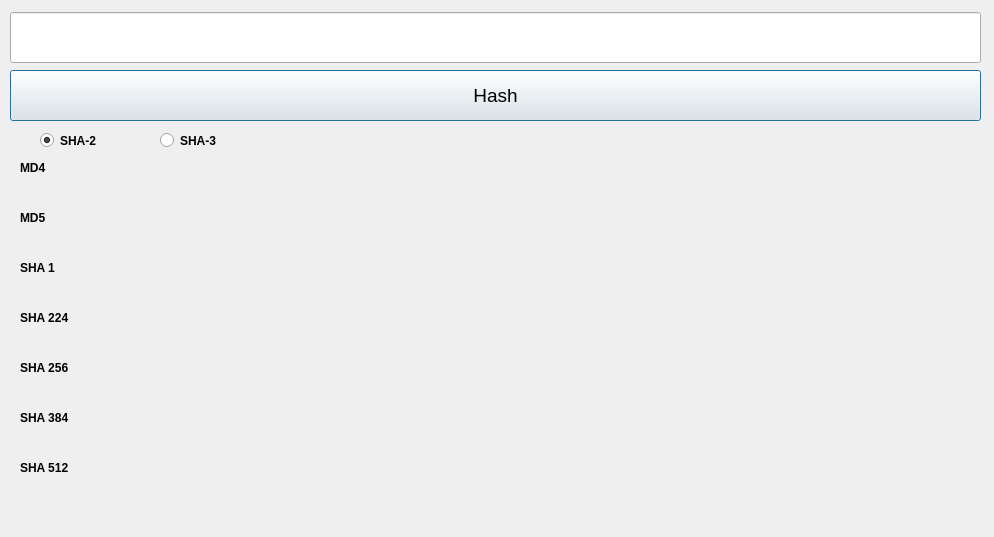
Jacquard/mcs, file dialog.ui: the form before one commit.
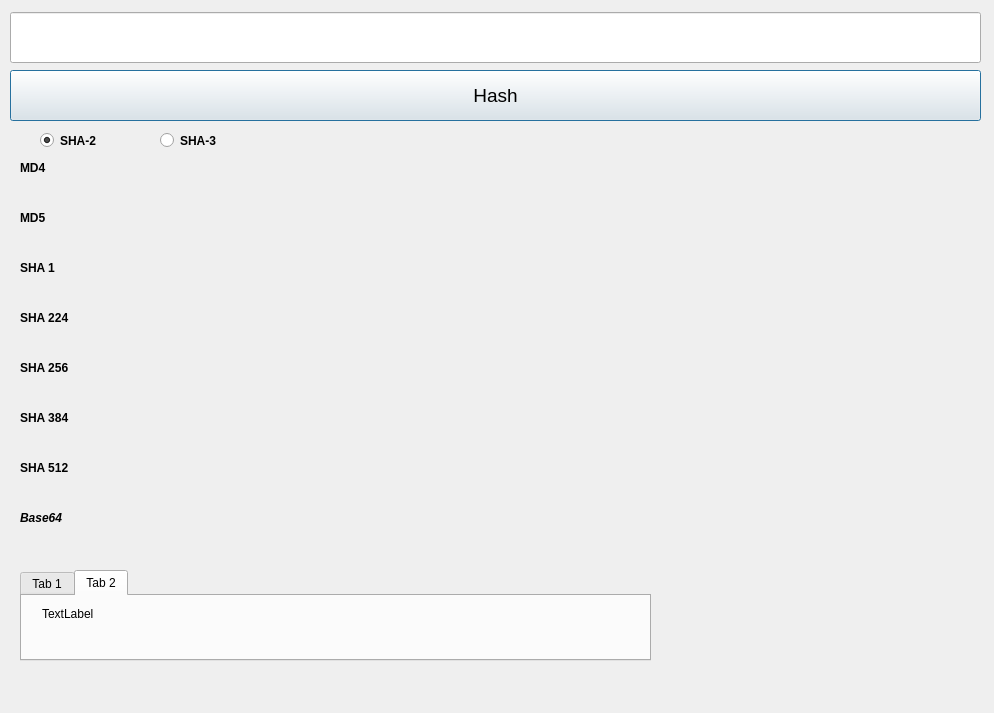
The form after the commit. Icons and pictures are not drawn.

Patch:
```diff
--- a/dialog.ui
+++ b/dialog.ui
@@ -7,7 +7,7 @@
     <x>0</x>
     <y>0</y>
     <width>994</width>
-    <height>537</height>
+    <height>713</height>
    </rect>
   </property>
   <property name="windowTitle">
@@ -379,6 +379,88 @@
     <string>SHA-3</string>
    </property>
   </widget>
+  <widget class="QLabel" name="label_15">
+   <property name="geometry">
+    <rect>
+     <x>20</x>
+     <y>510</y>
+     <width>59</width>
+     <height>15</height>
+    </rect>
+   </property>
+   <property name="font">
+    <font>
+     <weight>75</weight>
+     <italic>true</italic>
+     <bold>true</bold>
+    </font>
+   </property>
+   <property name="text">
+    <string>Base64</string>
+   </property>
+  </widget>
+  <widget class="QLabel" name="label_16">
+   <property name="geometry">
+    <rect>
+     <x>20</x>
+     <y>530</y>
+     <width>961</width>
+     <height>21</height>
+    </rect>
+   </property>
+   <property name="text">
+    <string/>
+   </property>
+  </widget>
+  <widget class="QTabWidget" name="tabWidget">
+   <property name="geometry">
+    <rect>
+     <x>20</x>
+     <y>570</y>
+     <width>631</width>
+     <height>91</height>
+    </rect>
+   </property>
+   <property name="currentIndex">
+    <number>1</number>
+   </property>
+   <widget class="QWidget" name="tab">
+    <attribute name="title">
+     <string>Tab 1</string>
+    </attribute>
+    <widget class="QLabel" name="label_17">
+     <property name="geometry">
+      <rect>
+       <x>10</x>
+       <y>0</y>
+       <width>59</width>
+       <height>15</height>
+      </rect>
+     </property>
+     <property name="text">
+      <string/>
+     </property>
+    </widget>
+   </widget>
+   <widget class="QWidget" name="tab_2">
+    <attribute name="title">
+     <string>Tab 2</string>
+    </attribute>
+    <widget class="QLabel" name="label_18">
+     <property name="geometry">
+      <rect>
+       <x>20</x>
+       <y>10</y>
+       <width>59</width>
+       <height>15</height>
+      </rect>
+     </property>
+     <property name="text">
+      <string>TextLabel</string>
+     </property>
+    </widget>
+   </widget>
+  </widget>
  </widget>
  <layoutdefault spacing="6" margin="11"/>
  <resources/>
```
